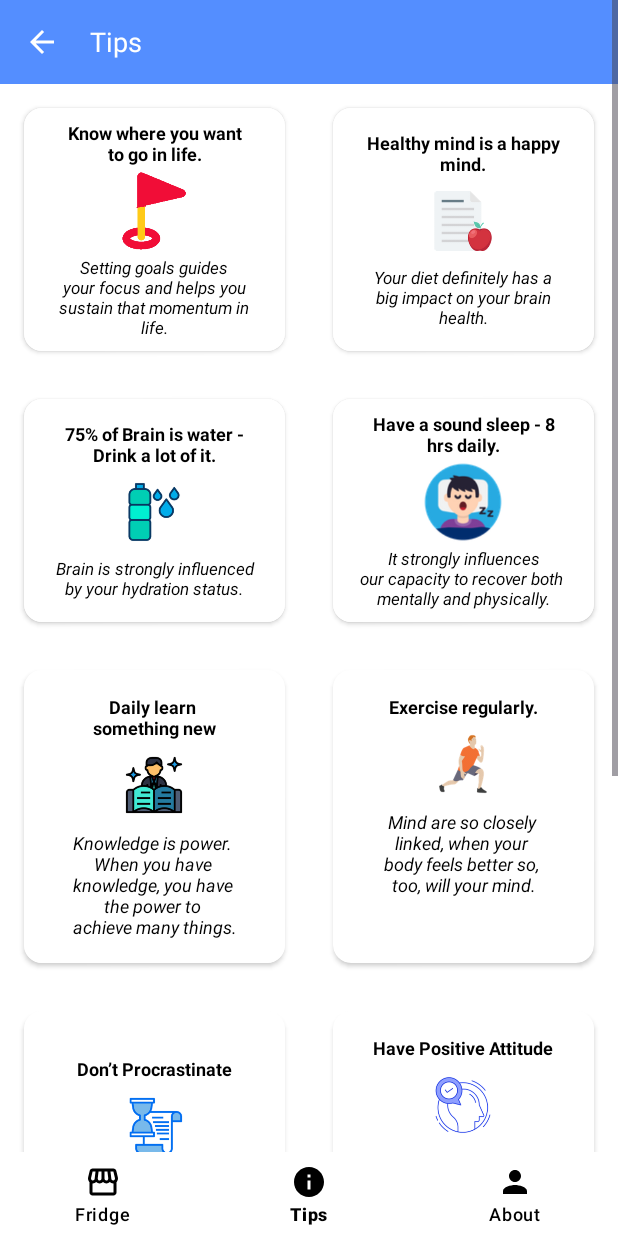
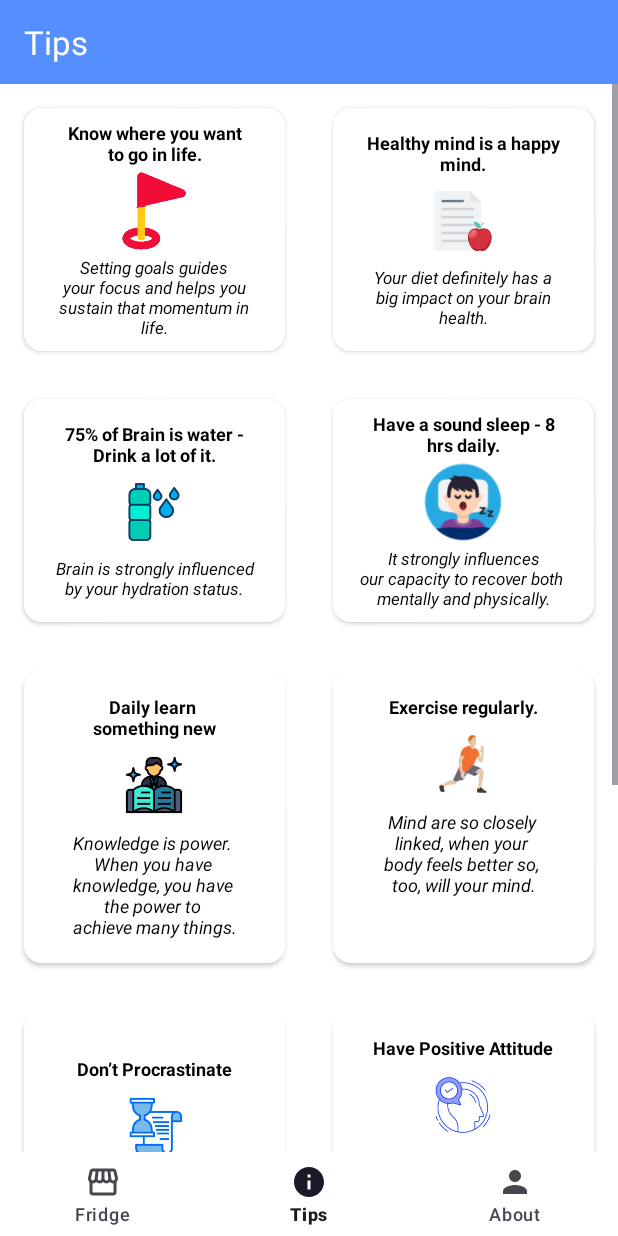
Before and after one commit to danascape/robust, an Android app: the AboutFragment screen opened through its navigation route, item 2 of the bottom bar chosen, on a phone screen of 412 x 824 dp. Run offline under Robolectric (Android 15) with nearby library versions, the phone set to English and light mode, and no system bars; our stand-ins replace navigation-ui; 5 statements that could not run were skipped.

Commit message:
Fixed issue (#5) - Unnecessary use of Custom AppBar

```diff
--- a/app/build.gradle
+++ b/app/build.gradle
@@ -11,7 +11,7 @@ android {
 
     defaultConfig {
         applicationId "dev.dsi.robust"
-        minSdk 26
+        minSdk 21
         targetSdk 33
         versionCode 1
         versionName "1.0"
--- a/app/src/main/java/dev/dsi/robust/MainActivity.kt
+++ b/app/src/main/java/dev/dsi/robust/MainActivity.kt
@@ -1,15 +1,19 @@
 package dev.dsi.robust
 
+import android.graphics.Color
 import android.os.Bundle
 import androidx.appcompat.app.AppCompatActivity
 import androidx.navigation.NavController
+import androidx.navigation.findNavController
 import androidx.navigation.fragment.NavHostFragment
+import androidx.navigation.ui.AppBarConfiguration
 import androidx.navigation.ui.setupWithNavController
 import dev.dsi.robust.databinding.ActivityMainBinding
 
 class MainActivity : AppCompatActivity() {
 
     private lateinit var binding: ActivityMainBinding
+    private lateinit var navController: NavController
 
     override fun onCreate(savedInstanceState: Bundle?) {
         super.onCreate(savedInstanceState)
@@ -19,9 +23,27 @@ class MainActivity : AppCompatActivity() {
         val navHost = supportFragmentManager
             .findFragmentById(binding.navHostFragment.id) as NavHostFragment
 
-        val navController: NavController = navHost.navController
+        navController = navHost.navController
+
+        val appBarConfiguration = AppBarConfiguration(
+            setOf(
+                R.id.fridgeFragment,
+                R.id.tipsFragment,
+                R.id.aboutFragment
+            )
+        )
+
+        binding.toolbar.apply {
+            setTitleTextColor(Color.WHITE)
+            setupWithNavController(navController, appBarConfiguration)
+        }
 
         binding.bottomNav.setupWithNavController(navController)
 
     }
+
+    override fun onSupportNavigateUp(): Boolean {
+        return navController.navigateUp() || super.onSupportNavigateUp()
+    }
+
 }
--- a/app/src/main/java/dev/dsi/robust/ui/AboutFragment.kt
+++ b/app/src/main/java/dev/dsi/robust/ui/AboutFragment.kt
@@ -11,16 +11,10 @@ import android.widget.Toast
 import dev.dsi.robust.R
 import dev.dsi.robust.databinding.FragmentAboutBinding
 
+class AboutFragment : Fragment() {
 
-class AboutFragment : Fragment() {
     private var _binding: FragmentAboutBinding? = null
-    private val binding
-    get() = _binding!!
-
-    override fun onCreate(savedInstanceState: Bundle?) {
-        super.onCreate(savedInstanceState)
-
-    }
+    private val binding get() = _binding!!
 
     override fun onCreateView(
         inflater: LayoutInflater, container: ViewGroup?,
@@ -28,9 +22,6 @@ class AboutFragment : Fragment() {
     ): View? {
         _binding = FragmentAboutBinding.inflate(inflater, container, false)
 
-        binding.toolbarDashboardFridge.setNavigationOnClickListener {
-            activity?.onBackPressed()
-        }
         //Madhur
         binding.textGithubOne.setOnClickListener {
             val openURL = Intent(android.content.Intent.ACTION_VIEW)
@@ -102,4 +93,9 @@ class AboutFragment : Fragment() {
         return binding.root
     }
 
+    override fun onDestroyView() {
+        super.onDestroyView()
+        _binding = null
+    }
+
 }
--- a/app/src/main/java/dev/dsi/robust/ui/FridgeFragment.kt
+++ b/app/src/main/java/dev/dsi/robust/ui/FridgeFragment.kt
@@ -22,11 +22,12 @@ import dev.dsi.robust.utils.SwipeToDeleteCallback
 
 
 class FridgeFragment : Fragment() {
+
     private lateinit var fridgeViewModel: FridgeViewModel
     lateinit var fridgeAdapter: FridgeAdapter
+
     private var _binding: FragmentFridgeBinding? = null
-    private val binding
-        get() = _binding!!
+    private val binding get() = _binding!!
 
     override fun onCreateView(
         inflater: LayoutInflater, container: ViewGroup?,
@@ -85,4 +86,10 @@ class FridgeFragment : Fragment() {
         val itemTouchhelper = ItemTouchHelper(swipeToDeleteCallback)
         itemTouchhelper.attachToRecyclerView(binding.rv)
     }
+
+    override fun onDestroyView() {
+        super.onDestroyView()
+        _binding = null
+    }
+
 }
--- a/app/src/main/java/dev/dsi/robust/ui/TipsFragment.kt
+++ b/app/src/main/java/dev/dsi/robust/ui/TipsFragment.kt
@@ -9,27 +9,22 @@ import dev.dsi.robust.R
 import dev.dsi.robust.databinding.FragmentAboutBinding
 import dev.dsi.robust.databinding.FragmentTipsBinding
 
+class TipsFragment : Fragment() {
 
-class TipsFragment : Fragment() {
     private var _binding: FragmentTipsBinding? = null
-    private val binding
-        get() = _binding!!
-
-    override fun onCreate(savedInstanceState: Bundle?) {
-        super.onCreate(savedInstanceState)
-
-    }
+    private val binding get() = _binding!!
 
     override fun onCreateView(
         inflater: LayoutInflater, container: ViewGroup?,
         savedInstanceState: Bundle?
     ): View? {
         _binding = FragmentTipsBinding.inflate(inflater, container, false)
-        binding.toolbarDashboardFridge.setNavigationOnClickListener {
-            activity?.onBackPressed()
-        }
         return binding.root
     }
 
+    override fun onDestroyView() {
+        super.onDestroyView()
+        _binding = null
+    }
 
 }
--- a/app/src/main/res/layout/activity_main.xml
+++ b/app/src/main/res/layout/activity_main.xml
@@ -5,6 +5,23 @@
     android:layout_width="match_parent"
     android:layout_height="match_parent"
     tools:context=".MainActivity">
+
+    <com.google.android.material.appbar.AppBarLayout
+        android:id="@+id/appBarLayoutAbout"
+        android:layout_width="match_parent"
+        android:layout_height="56dp"
+        android:background="@color/material_blue"
+        app:layout_constraintEnd_toEndOf="parent"
+        app:layout_constraintStart_toStartOf="parent"
+        app:layout_constraintTop_toTopOf="parent">
+
+        <com.google.android.material.appbar.MaterialToolbar
+            android:id="@+id/toolbar"
+            android:layout_width="match_parent"
+            android:layout_height="match_parent"
+            android:theme="@style/MyToolbar"/>
+
+    </com.google.android.material.appbar.AppBarLayout>
 
     <androidx.fragment.app.FragmentContainerView
         android:id="@+id/navHostFragment"
@@ -15,7 +32,7 @@
         app:layout_constraintBottom_toTopOf="@+id/bottomNav"
         app:layout_constraintEnd_toEndOf="parent"
         app:layout_constraintStart_toStartOf="parent"
-        app:layout_constraintTop_toTopOf="parent"
+        app:layout_constraintTop_toBottomOf="@+id/appBarLayoutAbout"
         app:navGraph="@navigation/nav_graph" />
 
     <com.google.android.material.bottomnavigation.BottomNavigationView
@@ -23,10 +40,7 @@
         style="@style/Widget.Design.BottomNavigationView"
         android:layout_width="match_parent"
         android:layout_height="wrap_content"
-        app:backgroundTint="@color/white"
-        app:itemIconTint="@color/black"
-        app:itemRippleColor="@color/material_blue"
-        app:itemTextColor="@color/black"
+        android:background="@color/white"
         app:layout_constraintBottom_toBottomOf="parent"
         app:layout_constraintEnd_toEndOf="parent"
         app:layout_constraintStart_toStartOf="parent"
--- a/app/src/main/res/layout/fragment_tips.xml
+++ b/app/src/main/res/layout/fragment_tips.xml
@@ -13,26 +13,26 @@
         android:layout_height="wrap_content"
         android:orientation="vertical">
 
-        <com.google.android.material.appbar.AppBarLayout
-            android:id="@+id/appBarLayoutAbout"
-            android:layout_width="match_parent"
-            android:layout_height="56dp"
-            android:background="@color/material_blue"
-            app:layout_constraintEnd_toEndOf="parent"
-            app:layout_constraintStart_toStartOf="parent"
-            app:layout_constraintTop_toTopOf="parent">
+<!--        <com.google.android.material.appbar.AppBarLayout-->
+<!--            android:id="@+id/appBarLayoutAbout"-->
+<!--            android:layout_width="match_parent"-->
+<!--            android:layout_height="56dp"-->
+<!--            android:background="@color/material_blue"-->
+<!--            app:layout_constraintEnd_toEndOf="parent"-->
+<!--            app:layout_constraintStart_toStartOf="parent"-->
+<!--            app:layout_constraintTop_toTopOf="parent">-->
 
-            <com.google.android.material.appbar.MaterialToolbar
-                android:id="@+id/toolbarDashboardFridge"
-                android:layout_width="match_parent"
-                android:layout_height="match_parent"
-                android:theme="@style/ThemeOverlay.AppCompat.Dark.ActionBar"
-                app:navigationIcon="?attr/homeAsUpIndicator"
-                app:title="Tips"
-                app:titleTextAppearance="@style/TextAppearance.AppCompat.Medium"
-                app:titleTextColor="@color/white" />
+<!--            <com.google.android.material.appbar.MaterialToolbar-->
+<!--                android:id="@+id/toolbarDashboardFridge"-->
+<!--                android:layout_width="match_parent"-->
+<!--                android:layout_height="match_parent"-->
+<!--                android:theme="@style/ThemeOverlay.AppCompat.Dark.ActionBar"-->
+<!--                app:navigationIcon="?attr/homeAsUpIndicator"-->
+<!--                app:title="Tips"-->
+<!--                app:titleTextAppearance="@style/TextAppearance.AppCompat.Medium"-->
+<!--                app:titleTextColor="@color/white" />-->
 
-        </com.google.android.material.appbar.AppBarLayout>
+<!--        </com.google.android.material.appbar.AppBarLayout>-->
 
         <TableLayout
             android:layout_width="match_parent"
--- a/app/src/main/res/menu/bottom_nav_menu.xml
+++ b/app/src/main/res/menu/bottom_nav_menu.xml
@@ -6,21 +6,18 @@
         android:id="@+id/fridgeFragment"
         android:title="@string/fridge"
         android:icon="@drawable/fridge_icon"
-        android:iconTint="@color/black"
         app:showAsAction="ifRoom"/>
 
     <item
         android:id="@+id/tipsFragment"
         android:title="@string/tips"
         android:icon="@drawable/tips_icon"
-        android:iconTint="@color/black"
         app:showAsAction="ifRoom"/>
 
     <item
         android:id="@+id/aboutFragment"
         android:title="@string/about"
         android:icon="@drawable/about_icon"
-        android:iconTint="@color/black"
         app:showAsAction="ifRoom"/>
 
 </menu>
--- a/app/src/main/res/navigation/nav_graph.xml
+++ b/app/src/main/res/navigation/nav_graph.xml
@@ -8,7 +8,7 @@
     <fragment
         android:id="@+id/aboutFragment"
         android:name="dev.dsi.robust.ui.AboutFragment"
-        android:label="AboutFragment"
+        android:label="About"
         tools:layout="@layout/fragment_about">
         <action
             android:id="@+id/action_aboutFragment_to_fridgeFragment"
@@ -19,7 +19,7 @@
     <fragment
         android:id="@+id/tipsFragment"
         android:name="dev.dsi.robust.ui.TipsFragment"
-        android:label="TipsFragment"
+        android:label="Tips"
         tools:layout="@layout/fragment_tips">
         <action
             android:id="@+id/action_tipsFragment_to_fridgeFragment"
@@ -30,7 +30,7 @@
     <fragment
         android:id="@+id/fridgeFragment"
         android:name="dev.dsi.robust.ui.FridgeFragment"
-        android:label="FridgeFragment"
+        android:label="Home"
         tools:layout="@layout/fragment_fridge">
         <action
             android:id="@+id/action_fridgeFragment_to_addItemFragment"
@@ -49,7 +49,7 @@
     <fragment
         android:id="@+id/addItemFragment"
         android:name="dev.dsi.robust.ui.AddItemFragment"
-        android:label="AddItemFragment"
+        android:label="Add Item"
         tools:layout="@layout/fragment_add_item">
         <action
             android:id="@+id/action_addItemFragment_to_fridgeFragment"
--- a/app/src/main/res/values/themes.xml
+++ b/app/src/main/res/values/themes.xml
@@ -2,15 +2,21 @@
     <!-- Base application theme. -->
     <style name="Theme.Robust" parent="Theme.Material3.Light.NoActionBar">
         <!-- Primary brand color. -->
-        <item name="colorPrimary">@color/lightMain</item>
-        <item name="colorPrimaryVariant">@color/material_blue</item>
+        <item name="colorPrimary">@color/material_blue</item>
+        <item name="colorPrimaryDark">@color/blueMain</item>
         <item name="colorOnPrimary">@color/white</item>
         <!-- Secondary brand color. -->
         <item name="colorSecondary">@color/material_blue</item>
         <item name="colorSecondaryVariant">@color/lightMain</item>
         <item name="colorOnSecondary">@color/dark</item>
         <!-- Status bar color. -->
-        <item name="android:statusBarColor" tools:targetApi="l">?attr/colorPrimaryVariant</item>
+        <item name="android:statusBarColor">?attr/colorPrimaryDark</item>
         <!-- Customize your theme here. -->
     </style>
+
+    <style name="MyToolbar" parent="ThemeOverlay.MaterialComponents.Toolbar.Primary">
+        <item name="android:textColorPrimary">@color/white</item>
+        <item name="colorOnPrimary">@color/white</item>
+    </style>
+
 </resources>
```
Also changed, not shown: app/src/main/java/dev/dsi/robust/ui/AddItemFragment.kt (+6 -10 lines), app/src/main/res/layout/fragment_about.xml (+0 -22 lines), app/src/main/res/layout/fragment_add_item.xml (+18 -18 lines), app/src/main/res/layout/fragment_fridge.xml (+18 -18 lines).
